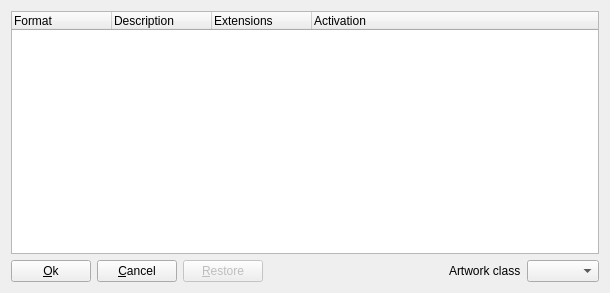
Above: imageformatsetup.ui from qmc2/qmc2-mame-fe before the change. Below: the same form after it.
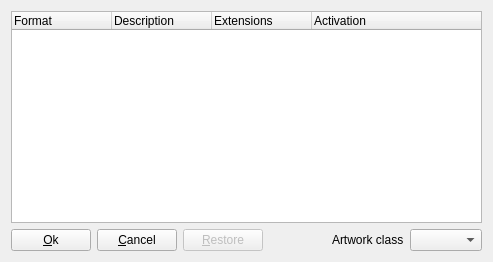
That is the form after the change. Icons and pictures are not drawn.

```diff
--- a/imageformatsetup.ui
+++ b/imageformatsetup.ui
@@ -6,8 +6,8 @@
    <rect>
     <x>0</x>
     <y>0</y>
-    <width>610</width>
-    <height>293</height>
+    <width>493</width>
+    <height>262</height>
    </rect>
   </property>
   <property name="windowTitle">
```
